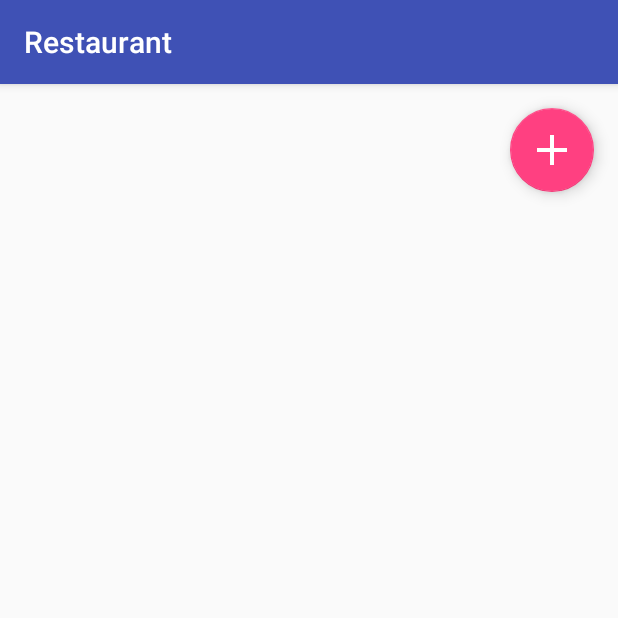
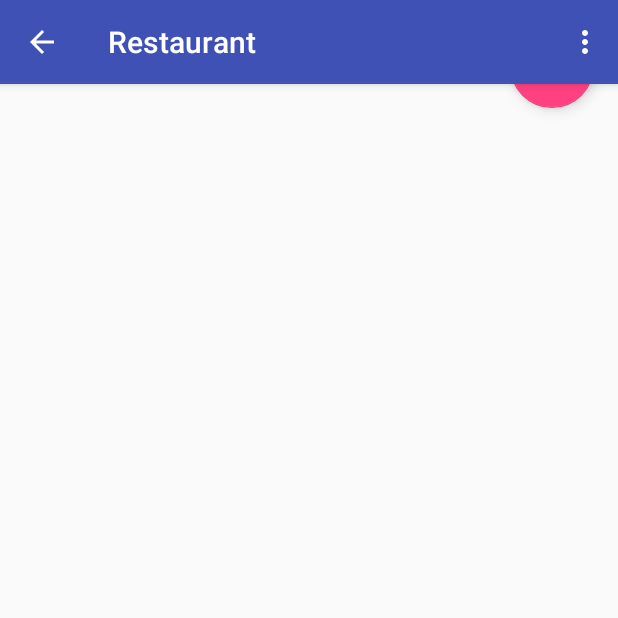
Before and after one commit to xeneka/RestaurantTable, an Android app: the ListPlatesTableActivity screen opened directly, with no data from a screen before it, on a phone screen of 412 x 824 dp, the top half of it. Run offline under Robolectric (Android 15) with nearby library versions, the phone set to English and light mode, and no system bars; 1 statement that could not run was skipped.

Commit message:
Calculo total comanda

```diff
--- a/app/src/main/java/es/elprincipe/restaurant/Activity/ListPlatesTableActivity.java
+++ b/app/src/main/java/es/elprincipe/restaurant/Activity/ListPlatesTableActivity.java
@@ -4,6 +4,9 @@ import android.app.FragmentManager;
 import android.os.Bundle;
 import android.support.annotation.Nullable;
 import android.support.v7.app.AppCompatActivity;
+import android.support.v7.widget.Toolbar;
+import android.util.Log;
+import android.view.MenuItem;
 
 import es.elprincipe.restaurant.Fragment.ListPlatesTableFragment;
 import es.elprincipe.restaurant.R;
@@ -26,7 +29,12 @@ public class ListPlatesTableActivity extends AppCompatActivity {
         setContentView(R.layout.activity_list_plates_table);
 
 
+        Toolbar toolbar = (Toolbar) findViewById(R.id.toolbar);
+        setSupportActionBar(toolbar);
+        getSupportActionBar().setDisplayHomeAsUpEnabled(true);
+
         mRestaurantTable = (RestaurantTable) getIntent().getSerializableExtra(EXTRA_LIST_PLATES);
+
 
 
 
@@ -51,4 +59,18 @@ public class ListPlatesTableActivity extends AppCompatActivity {
 
     }
 
+
+    @Override
+    public boolean onOptionsItemSelected(MenuItem item) {
+        boolean superValue = super.onOptionsItemSelected(item);
+
+        if (item.getItemId() == android.R.id.home) {
+            // Han pulsado la flecha de back de la Actionbar, finalizamos la actividad
+            finish();
+            return true;
+        }
+
+        return superValue;
+    }
+
 }
--- a/app/src/main/java/es/elprincipe/restaurant/Fragment/ListPlatesTableFragment.java
+++ b/app/src/main/java/es/elprincipe/restaurant/Fragment/ListPlatesTableFragment.java
@@ -1,5 +1,6 @@
 package es.elprincipe.restaurant.Fragment;
 
+import android.app.AlertDialog;
 import android.app.Fragment;
 import android.content.Intent;
 import android.os.Bundle;
@@ -8,7 +9,11 @@ import android.support.design.widget.FloatingActionButton;
 import android.support.v7.widget.DefaultItemAnimator;
 import android.support.v7.widget.LinearLayoutManager;
 import android.support.v7.widget.RecyclerView;
+import android.util.Log;
 import android.view.LayoutInflater;
+import android.view.Menu;
+import android.view.MenuInflater;
+import android.view.MenuItem;
 import android.view.View;
 import android.view.ViewGroup;
 
@@ -43,6 +48,7 @@ public class ListPlatesTableFragment extends Fragment  implements  ListPlatesTab
     public void onCreate(Bundle savedInstanceState) {
         super.onCreate(savedInstanceState);
 
+        setHasOptionsMenu(true);
 
         if(getArguments() != null){
 
@@ -93,6 +99,30 @@ public class ListPlatesTableFragment extends Fragment  implements  ListPlatesTab
 
     }
 
+    @Override
+    public void onCreateOptionsMenu(Menu menu, MenuInflater inflater) {
+        super.onCreateOptionsMenu(menu, inflater);
+        inflater.inflate(R.menu.menu_table_list,menu);
+    }
+
+    @Override
+    public boolean onOptionsItemSelected(MenuItem item) {
+        boolean supermenu = super.onOptionsItemSelected(item);
+
+        if (item.getItemId() == R.id.calcule){
+            Log.v(getClass().getName(), String.valueOf(mRestaurantTable.totalPrice()));
+
+            // Ha habido algún error, se lo notificamos al usuario
+            AlertDialog.Builder alertDialog = new AlertDialog.Builder(getActivity());
+            alertDialog.setTitle("Total");
+            alertDialog.setMessage(String.valueOf(mRestaurantTable.totalPrice()));
 
 
+            alertDialog.show();
+
+
+        }
+
+        return supermenu;
+    }
 }
--- a/app/src/main/res/layout/activity_choose_plate.xml
+++ b/app/src/main/res/layout/activity_choose_plate.xml
@@ -11,6 +11,8 @@
     android:paddingTop="@dimen/activity_vertical_margin"
     tools:context="es.elprincipe.restaurant.Activity.ChoosePlateActivity">
 
+    <include layout="@layout/toolbar_main" />
+
     <FrameLayout
         android:layout_width="wrap_content"
         android:layout_height="wrap_content"
--- a/app/src/main/res/layout/activity_list_plates_table.xml
+++ b/app/src/main/res/layout/activity_list_plates_table.xml
@@ -4,6 +4,7 @@
               android:layout_width="match_parent"
               android:layout_height="match_parent">
 
+    <include layout="@layout/toolbar_main" />
     <FrameLayout
         android:layout_width="match_parent"
         android:layout_height="wrap_content"
--- /dev/null
+++ b/app/src/main/res/layout/toolbar_main.xml
@@ -0,0 +1,18 @@
+<?xml version="1.0" encoding="utf-8"?>
+
+<android.support.design.widget.AppBarLayout
+    xmlns:android="http://schemas.android.com/apk/res/android"
+    xmlns:app="http://schemas.android.com/apk/res-auto"
+    android:id="@+id/app_bar_layout"
+    android:layout_width="match_parent"
+    android:layout_height="wrap_content"
+    android:theme="@style/ThemeOverlay.AppCompat.Dark.ActionBar">
+
+    <android.support.v7.widget.Toolbar
+        android:id="@+id/toolbar"
+        android:background="@color/colorPrimary"
+        app:popupTheme="@style/ThemeOverlay.AppCompat.Light"
+        android:layout_width="match_parent"
+        android:layout_height="wrap_content"/>
+
+</android.support.design.widget.AppBarLayout>
--- /dev/null
+++ b/app/src/main/res/menu/menu_table_list.xml
@@ -0,0 +1,4 @@
+<?xml version="1.0" encoding="utf-8"?>
+<menu xmlns:android="http://schemas.android.com/apk/res/android">
+    <item android:id="@+id/calcule"  android:title="Total"></item>
+</menu>
--- a/app/src/main/res/values/styles.xml
+++ b/app/src/main/res/values/styles.xml
@@ -1,7 +1,7 @@
 <resources>
 
     <!-- Base application theme. -->
-    <style name="AppTheme" parent="Theme.AppCompat.Light.DarkActionBar">
+    <style name="AppTheme" parent="Theme.AppCompat.Light.NoActionBar">
         <!-- Customize your theme here. -->
         <item name="colorPrimary">@color/colorPrimary</item>
         <item name="colorPrimaryDark">@color/colorPrimaryDark</item>
```
Also changed, not shown: app/src/main/java/es/elprincipe/restaurant/Activity/DetailPlateActivity.java (+1 -13 lines), app/src/main/java/es/elprincipe/restaurant/Activity/HomeActivity.java (+13 -3 lines), app/src/main/res/layout/activity_detail_plate.xml (+3 -4 lines), app/src/main/res/layout/activity_home.xml (+7 -1 lines).
